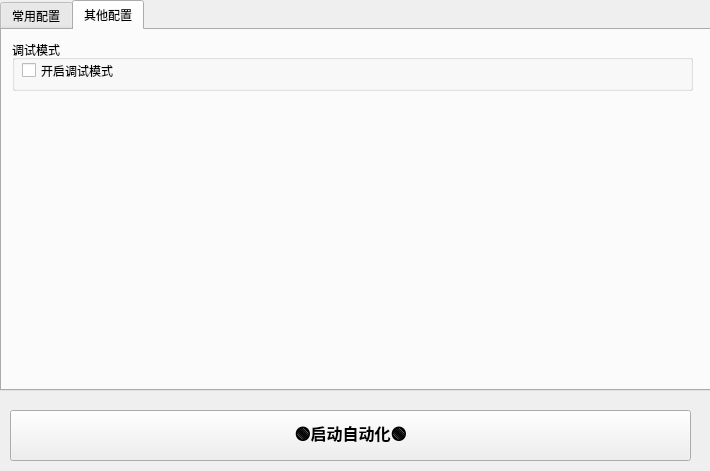
Qt form ui/main.ui (feassh/zying-auto) before a commit.
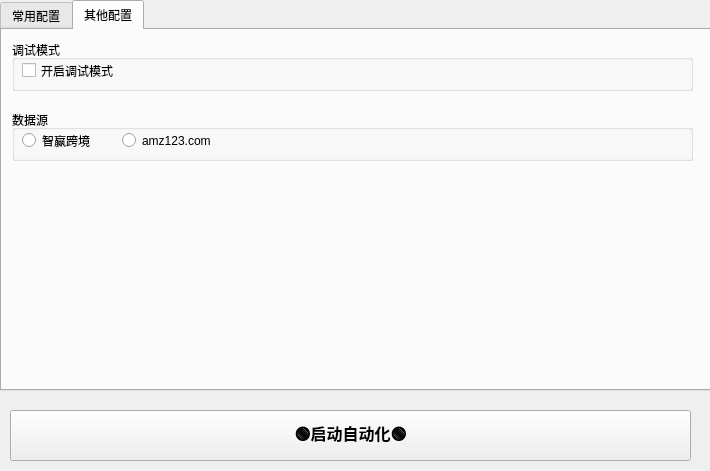
The same form after that commit. The open tabs and pages were chosen to show the change.

```diff
--- a/ui/main.ui
+++ b/ui/main.ui
@@ -521,6 +521,51 @@
        </property>
       </widget>
      </widget>
+     <widget class="QGroupBox" name="groupBox_5">
+      <property name="geometry">
+       <rect>
+        <x>10</x>
+        <y>80</y>
+        <width>681</width>
+        <height>51</height>
+       </rect>
+      </property>
+      <property name="title">
+       <string>数据源</string>
+      </property>
+      <widget class="QRadioButton" name="rbZying">
+       <property name="geometry">
+        <rect>
+         <x>10</x>
+         <y>20</y>
+         <width>91</width>
+         <height>21</height>
+        </rect>
+       </property>
+       <property name="text">
+        <string>智赢跨境</string>
+       </property>
+       <property name="checkable">
+        <bool>true</bool>
+       </property>
+       <property name="checked">
+        <bool>false</bool>
+       </property>
+      </widget>
+      <widget class="QRadioButton" name="rbAmz123">
+       <property name="geometry">
+        <rect>
+         <x>110</x>
+         <y>20</y>
+         <width>91</width>
+         <height>21</height>
+        </rect>
+       </property>
+       <property name="text">
+        <string>amz123.com</string>
+       </property>
+      </widget>
+     </widget>
     </widget>
    </widget>
    <widget class="QPushButton" name="pbStart">
```
